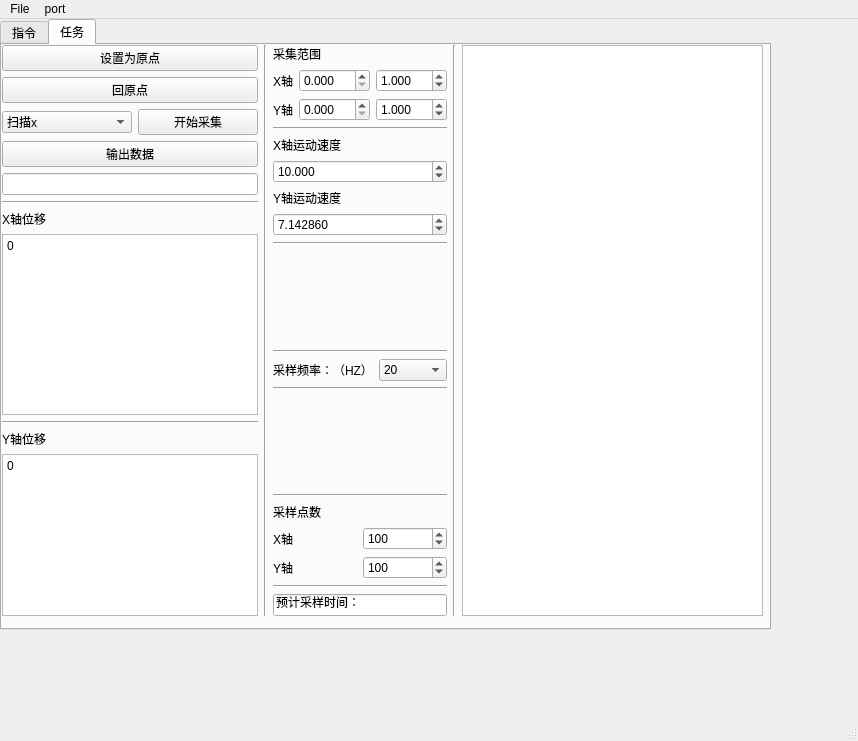
The window that gui/gui0.ui (SophistGuaPi/laser-radar-project) describes before a commit, drawn with Qt 5.
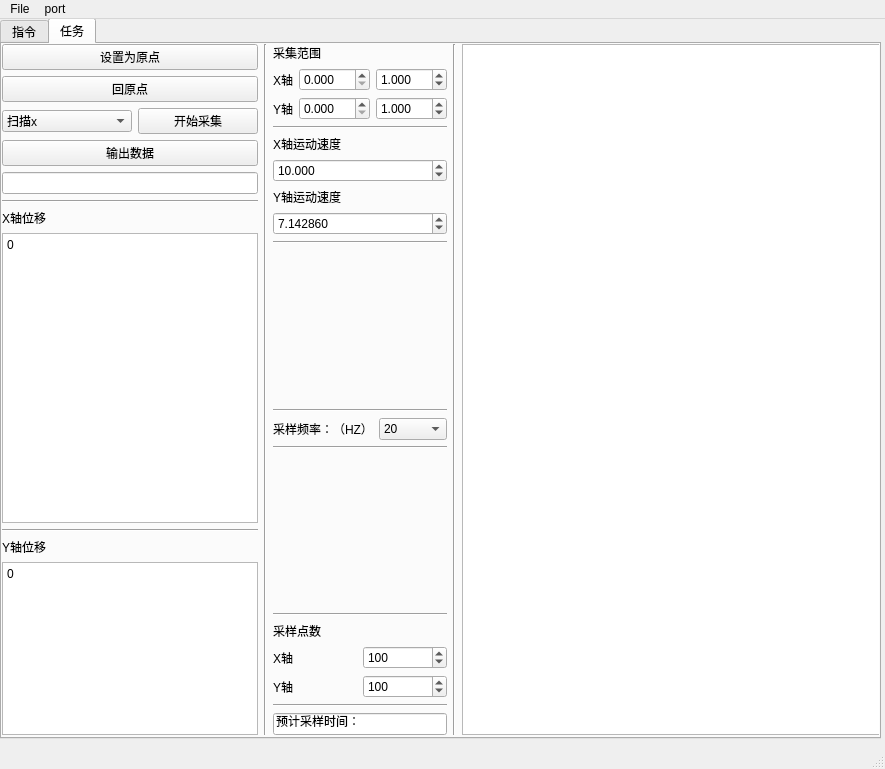
The same window after the commit.

```diff
--- a/gui/gui0.ui
+++ b/gui/gui0.ui
@@ -6,8 +6,8 @@
    <rect>
     <x>0</x>
     <y>0</y>
-    <width>858</width>
-    <height>741</height>
+    <width>885</width>
+    <height>769</height>
    </rect>
   </property>
   <property name="windowTitle">
@@ -17,15 +17,18 @@
    <property name="layoutDirection">
     <enum>Qt::LeftToRight</enum>
    </property>
+   <widget class="QWidget" name="horizontalLayoutWidget_2">
+    <property name="geometry">
+     <rect>
+      <x>0</x>
+      <y>-1</y>
+      <width>881</width>
+      <height>721</height>
+     </rect>
+    </property>
+    <layout class="QHBoxLayout" name="horizontalLayout_7">
+     <item>
    <widget class="QTabWidget" name="tabWidget">
-    <property name="geometry">
-     <rect>
-      <x>0</x>
-      <y>0</y>
-      <width>771</width>
-      <height>611</height>
-     </rect>
-    </property>
     <property name="whatsThis">
      <string>&lt;html&gt;&lt;head/&gt;&lt;body&gt;&lt;p&gt;命令&lt;/p&gt;&lt;/body&gt;&lt;/html&gt;</string>
     </property>
@@ -592,8 +595,8 @@
        <rect>
         <x>0</x>
         <y>0</y>
-        <width>761</width>
-        <height>571</height>
+           <width>881</width>
+           <height>691</height>
        </rect>
       </property>
       <layout class="QHBoxLayout" name="horizontalLayout_10">
@@ -1134,13 +1137,16 @@
      </widget>
     </widget>
    </widget>
+     </item>
+    </layout>
+   </widget>
   </widget>
   <widget class="QMenuBar" name="menubar">
    <property name="geometry">
     <rect>
      <x>0</x>
      <y>0</y>
-     <width>858</width>
+     <width>885</width>
      <height>23</height>
     </rect>
    </property>
```
Left out of the diff: 4 changed lines with no effect on the pictures. Lines whose indentation alone changed are shown as unchanged.
